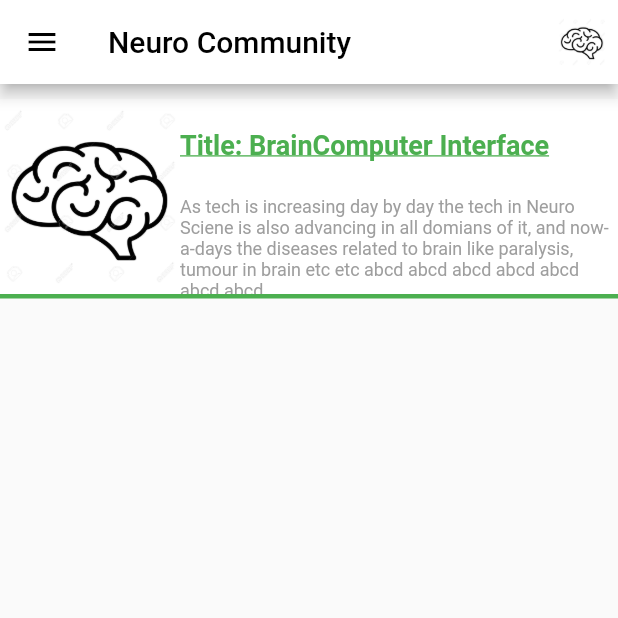
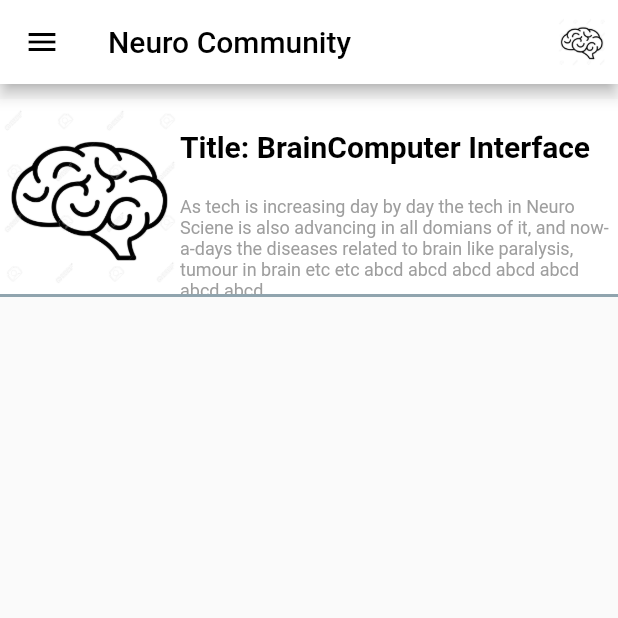
Before and after one commit to rahul2227/Care_Research, a Flutter app: the Home screen opened directly, on a phone screen of 412 x 824 dp, the top half of it. Run offline on Flutter 3.47's test engine with Material 2 defaults, Android fonts, the phone set to English and light mode, and no system bars; our stand-ins replace cloud_firestore, firebase_auth, firebase_core, firebase_database, shared_preferences; accounts and stored records are empty.

Commit message:
second commit

```diff
--- a/lib/helper/authenticate.dart
+++ b/lib/helper/authenticate.dart
@@ -8,7 +8,7 @@ class Authenticate extends StatefulWidget {
 }
 
 class _AuthenticateState extends State<Authenticate> {
-  bool showSignIn = true;
+  bool showSignIn = false;
 
   void toggleView() {
     setState(() {
--- a/lib/screens/Home.dart
+++ b/lib/screens/Home.dart
@@ -60,10 +60,9 @@ class Home extends StatelessWidget {
                                 child: Text(
                                   'Title: BrainComputer Interface ',
                                   style: TextStyle(
-                                    fontSize: 18.0,
+                                    fontSize: 20.0,
                                     fontWeight: FontWeight.bold,
-                                    color: Colors.green,
-                                    decoration: TextDecoration.underline,
+                                    color: Colors.black,
                                   ),
                                 ),
                               ),
@@ -89,9 +88,9 @@ class Home extends StatelessWidget {
                 ),
               ),
               Container(
-                height: 3,
+                height: 2,
                 width: MediaQuery.of(context).size.width * 0.75,
-                color: Colors.green,
+                color: Colors.blueGrey[300],
               ),
             ],
           ),
--- a/lib/screens/chatroom.dart
+++ b/lib/screens/chatroom.dart
@@ -12,7 +12,6 @@ class ChatRoom extends StatefulWidget {
 
 class _ChatRoomState extends State<ChatRoom> {
   Stream chatRooms;
-
   Widget chatRoomsList() {
     return StreamBuilder(
       stream: chatRooms,
@@ -86,7 +85,7 @@ class ChatRoomsTile extends StatelessWidget {
                     )));
       },
       child: Container(
-        color: Colors.blueAccent[200],
+        color: Color(0xff556b77),
         padding: EdgeInsets.symmetric(horizontal: 24, vertical: 20),
         child: Row(
           children: [
```
Also changed, not shown: lib/main.dart (+5 -3 lines), lib/models/post.dart (added, +30 -0 lines), lib/screens/Spec.dart (+9 -9 lines), lib/screens/chat.dart (+5 -4 lines), lib/services/PostService.dart (added, +24 -0 lines).
